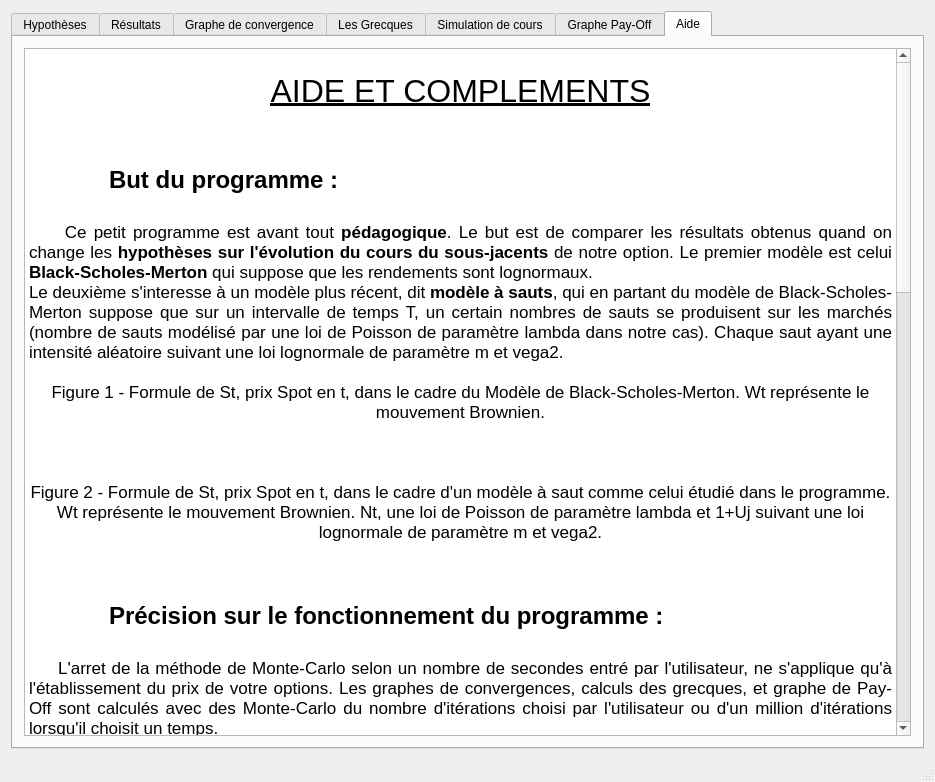
Above: PRICER/mainwindow.ui from BRINL/PRICE before the change. Below: the same form after it.
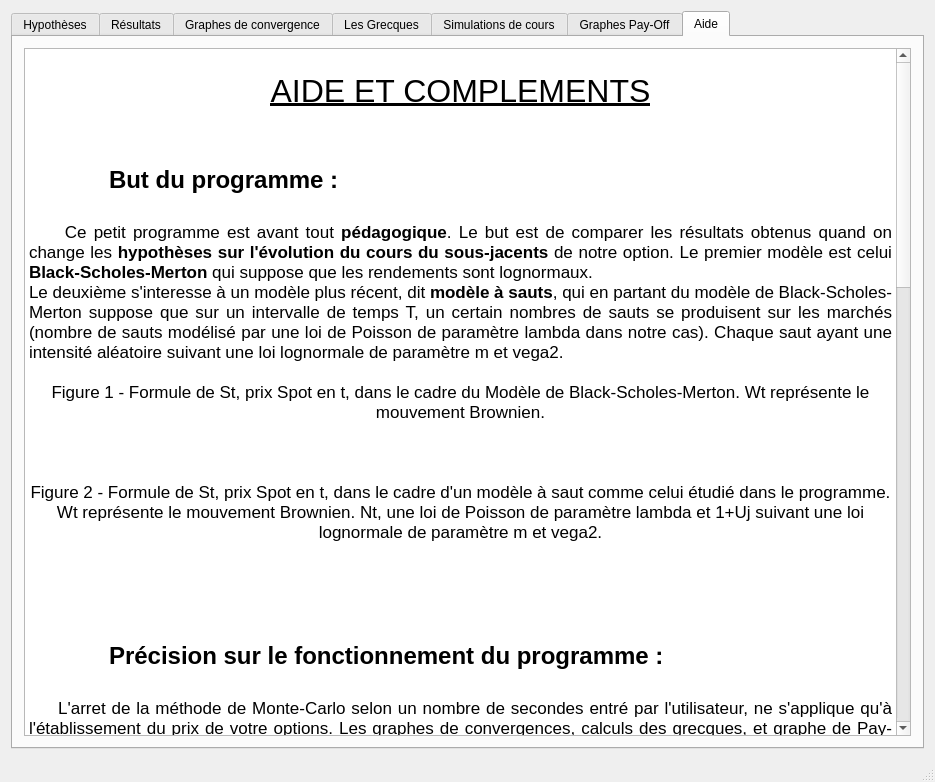
That is the form after the change. Icons and pictures are not drawn. Custom widgets are drawn as their Qt base class.

Diff of the .ui file:
```diff
--- a/PRICER/mainwindow.ui
+++ b/PRICER/mainwindow.ui
@@ -1280,7 +1280,7 @@
       </widget>
       <widget class="QWidget" name="tab_3">
        <attribute name="title">
-        <string>Graphe de convergence</string>
+        <string>Graphes de convergence</string>
        </attribute>
        <layout class="QVBoxLayout" name="verticalLayout_6">
         <item>
@@ -1626,7 +1626,7 @@
       </widget>
       <widget class="QWidget" name="tab_5">
        <attribute name="title">
-        <string>Simulation de cours</string>
+        <string>Simulations de cours</string>
        </attribute>
        <layout class="QGridLayout" name="gridLayout">
         <item row="8" column="0">
@@ -1729,7 +1729,7 @@
       </widget>
       <widget class="QWidget" name="tab_6">
        <attribute name="title">
-        <string>Graphe Pay-Off</string>
+        <string>Graphes Pay-Off</string>
        </attribute>
        <layout class="QGridLayout" name="gridLayout_3">
         <item row="1" column="0">
@@ -1827,6 +1827,8 @@
 &lt;p style=&quot;-qt-paragraph-type:empty; margin-top:0px; margin-bottom:0px; margin-left:0px; margin-right:0px; -qt-block-indent:0; text-indent:0px;&quot;&gt;&lt;br /&gt;&lt;/p&gt;
 &lt;p style=&quot;-qt-paragraph-type:empty; margin-top:0px; margin-bottom:0px; margin-left:0px; margin-right:0px; -qt-block-indent:0; text-indent:0px;&quot;&gt;&lt;br /&gt;&lt;/p&gt;
 &lt;p style=&quot;-qt-paragraph-type:empty; margin-top:0px; margin-bottom:0px; margin-left:0px; margin-right:0px; -qt-block-indent:0; text-indent:0px;&quot;&gt;&lt;br /&gt;&lt;/p&gt;
+&lt;p style=&quot;-qt-paragraph-type:empty; margin-top:0px; margin-bottom:0px; margin-left:0px; margin-right:0px; -qt-block-indent:0; text-indent:0px;&quot;&gt;&lt;br /&gt;&lt;/p&gt;
+&lt;p style=&quot;-qt-paragraph-type:empty; margin-top:0px; margin-bottom:0px; margin-left:0px; margin-right:0px; -qt-block-indent:0; text-indent:0px;&quot;&gt;&lt;br /&gt;&lt;/p&gt;
 &lt;p style=&quot; margin-top:0px; margin-bottom:0px; margin-left:0px; margin-right:0px; -qt-block-indent:0; text-indent:0px;&quot;&gt;&lt;span style=&quot; font-size:18pt; font-weight:600;&quot;&gt;	Précision sur le fonctionnement du programme :&lt;/span&gt;&lt;/p&gt;
 &lt;p style=&quot;-qt-paragraph-type:empty; margin-top:0px; margin-bottom:0px; margin-left:0px; margin-right:0px; -qt-block-indent:0; text-indent:0px; font-size:18pt; font-weight:600;&quot;&gt;&lt;br /&gt;&lt;/p&gt;
 &lt;p align=&quot;justify&quot; style=&quot; margin-top:0px; margin-bottom:0px; margin-left:0px; margin-right:0px; -qt-block-indent:0; text-indent:0px;&quot;&gt;     L'arret de la méthode de Monte-Carlo selon un nombre de secondes entré par l'utilisateur, ne s'applique qu'à l'établissement du prix de votre options. Les graphes de convergences, calculs des grecques, et graphe de Pay-Off sont calculés avec des Monte-Carlo du nombre d'itérations choisi par l'utilisateur ou d'un million d'itérations lorsqu'il choisit un temps. &lt;/p&gt;
```
